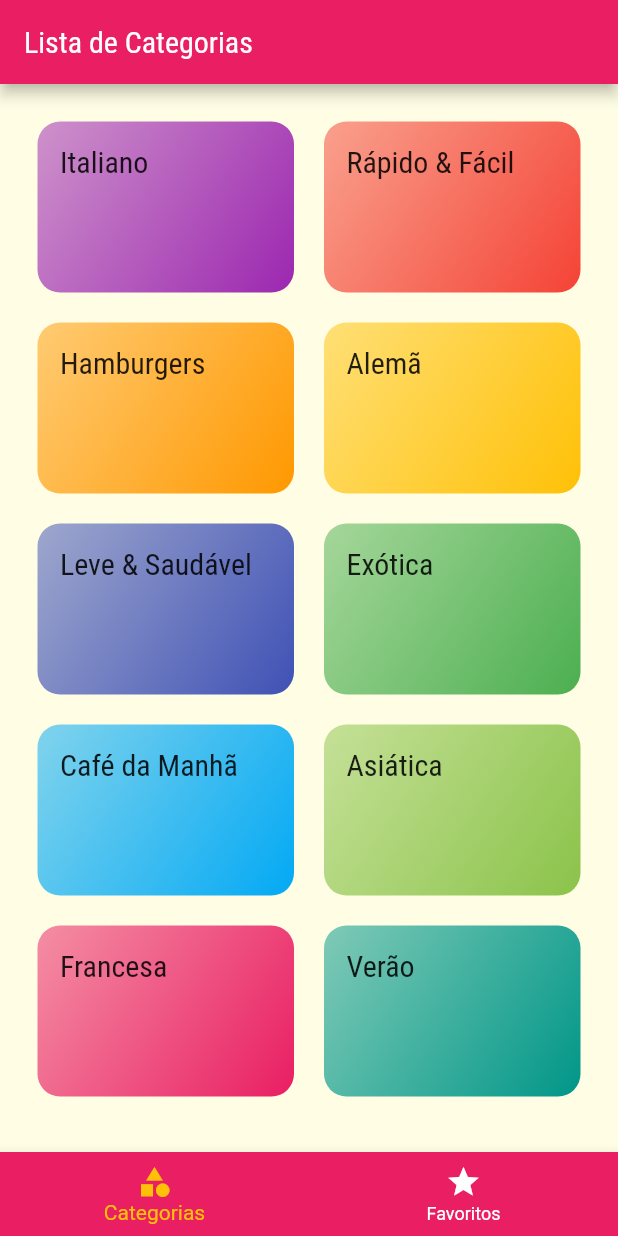
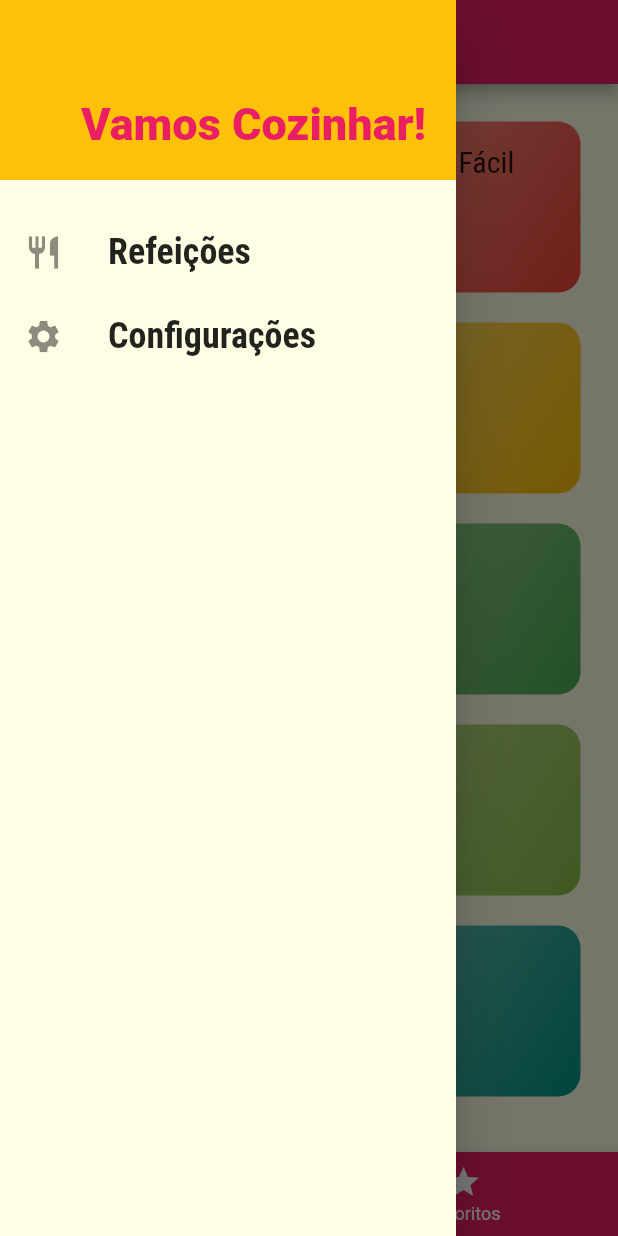
Before and after one commit to santanapaulo/meals-flutter, a Flutter app: the screen it shows after launch, with the side drawer open (before the commit the screen has no drawer), on a phone screen of 412 x 824 dp. Run offline on Flutter 3.47's test engine with Material 2 defaults, Android fonts, the phone set to English and light mode, and no system bars.

Commit message:
creating custom drawer

```diff
--- /dev/null
+++ b/lib/components/custom_drawer.dart
@@ -0,0 +1,59 @@
+import 'package:flutter/material.dart';
+import 'package:meals/utils/app_routes.dart';
+
+class CustomDrawer extends StatelessWidget {
+  const CustomDrawer({super.key});
+
+  Widget _createItem(IconData icon, String label, Function() onTap) {
+    return ListTile(
+      leading: Icon(
+        icon,
+        size: 26,
+      ),
+      title: Text(
+        label,
+        style: const TextStyle(
+          fontFamily: 'RobotoCondensed',
+          fontSize: 24,
+          fontWeight: FontWeight.w700,
+        ),
+      ),
+      onTap: onTap,
+    );
+  }
+
+  @override
+  Widget build(BuildContext context) {
+    return Drawer(
+      child: Column(children: [
+        Container(
+            height: 120,
+            width: double.infinity,
+            padding: const EdgeInsets.all(20),
+            color: Theme.of(context).colorScheme.secondary,
+            alignment: Alignment.bottomRight,
+            child: Text(
+              'Vamos Cozinhar!',
+              style: TextStyle(
+                fontWeight: FontWeight.w900,
+                fontSize: 30,
+                color: Theme.of(context).colorScheme.primary,
+              ),
+            )),
+        const SizedBox(
+          height: 20,
+        ),
+        _createItem(
+          Icons.restaurant,
+          'Refeições',
+          () => Navigator.of(context).pushReplacementNamed(AppRoutes.HOME),
+        ),
+        _createItem(
+          Icons.settings,
+          'Configurações',
+          () => Navigator.of(context).pushReplacementNamed(AppRoutes.SETTINGS),
+        )
+      ]),
+    );
+  }
+}
--- a/lib/main.dart
+++ b/lib/main.dart
@@ -1,6 +1,7 @@
 import 'package:flutter/material.dart';
 import 'package:meals/screens/categories_meals.dart';
 import 'package:meals/screens/meal_detail.dart';
+import 'package:meals/screens/settings.dart';
 import 'package:meals/screens/tabs.dart';
 import 'package:meals/utils/app_routes.dart';
 
@@ -31,7 +32,8 @@ class MyApp extends StatelessWidget {
       routes: {
         AppRoutes.HOME: (context) => const TabsScreen(),
         AppRoutes.CATEGORIES_MEALS: (context) => const CategoriesMealsScreen(),
-        AppRoutes.MEAL_DETAIL: (context) => const MealDetailScreen()
+        AppRoutes.MEAL_DETAIL: (context) => const MealDetailScreen(),
+        AppRoutes.SETTINGS: (context) => const Settings(),
       },
     );
   }
--- /dev/null
+++ b/lib/screens/settings.dart
@@ -0,0 +1,17 @@
+import 'package:flutter/material.dart';
+import 'package:meals/components/custom_drawer.dart';
+
+class Settings extends StatelessWidget {
+  const Settings({super.key});
+
+  @override
+  Widget build(BuildContext context) {
+    return Scaffold(
+      appBar: AppBar(
+        title: const Text('Configurações'),
+      ),
+      drawer: const CustomDrawer(),
+      body: const Center(child: Text('Configurações')),
+    );
+  }
+}
--- a/lib/screens/tabs.dart
+++ b/lib/screens/tabs.dart
@@ -1,4 +1,5 @@
 import 'package:flutter/material.dart';
+import 'package:meals/components/custom_drawer.dart';
 import 'package:meals/screens/categories.dart';
 import 'package:meals/screens/favorite.dart';
 
@@ -31,6 +32,7 @@ class _TabsScreenState extends State<TabsScreen> {
           _screens[_selectedScreenIndex]['title'] as String,
         ),
       ),
+      drawer: const CustomDrawer(),
       body: _screens[_selectedScreenIndex]['screen'] as Widget,
       bottomNavigationBar: BottomNavigationBar(
         onTap: _selectScreen,
--- a/lib/utils/app_routes.dart
+++ b/lib/utils/app_routes.dart
@@ -4,4 +4,5 @@ class AppRoutes {
   static const HOME = '/';
   static const CATEGORIES_MEALS = '/categories-meals';
   static const MEAL_DETAIL = '/meal-detail';
+  static const SETTINGS = '/settings';
 }
```
